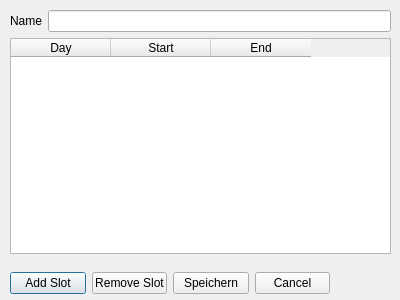
This is app/ui/add_teacher.ui in wkeram/SlotPlanner as Qt 5 draws it before an edit. The edited form follows.
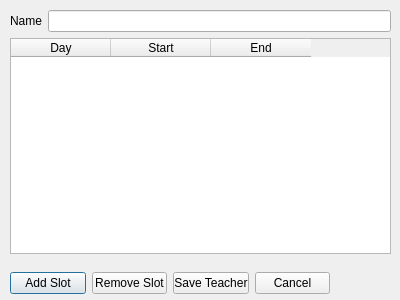
This is the edited form.

```diff
--- a/app/ui/add_teacher.ui
+++ b/app/ui/add_teacher.ui
@@ -40,7 +40,7 @@
     <item>
      <widget class="QPushButton" name="buttonOk">
       <property name="text">
-       <string>Speichern</string>
+       <string>Save Teacher</string>
       </property>
      </widget>
     </item>
```
Left out of the diff: 2 changed lines with no effect on the pictures.
